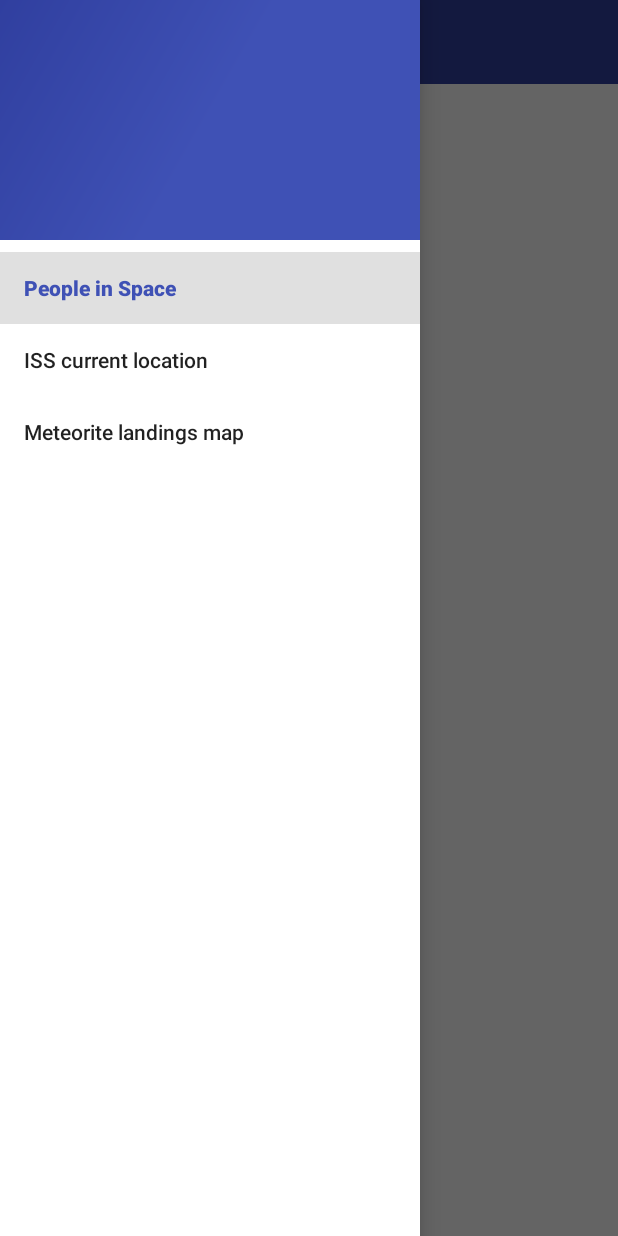
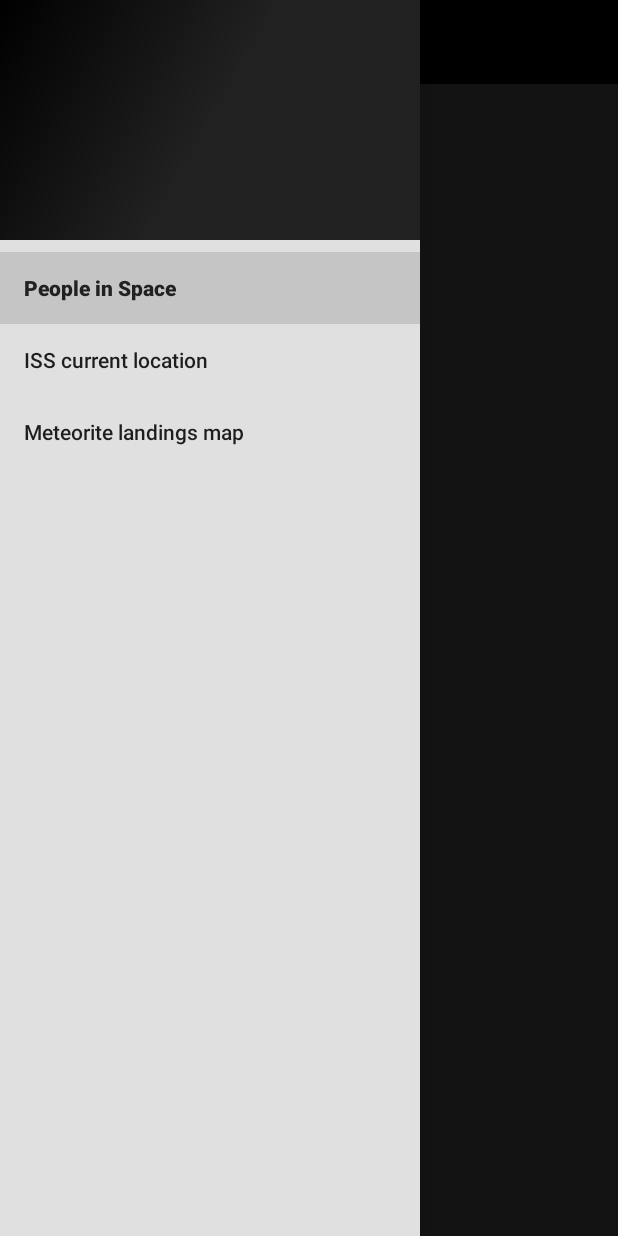
Before and after one commit to AntonZubchenok/Pulsar, an Android app: the screen it shows after launch (MainActivity), with the side drawer open, on a phone screen of 412 x 824 dp. Run offline under Robolectric (Android 15) with nearby library versions, the phone set to English and light mode, and no system bars; our stand-ins replace ButterKnife.

Commit message:
Colors changed

```diff
--- a/app/src/main/res/layout/activity_main.xml
+++ b/app/src/main/res/layout/activity_main.xml
@@ -8,6 +8,7 @@
 
     <!-- Этот LinearLayout отображает содержимое экрана -->
     <LinearLayout
+        android:background="@color/background"
         android:layout_width="match_parent"
         android:layout_height="match_parent"
         android:orientation="vertical">
@@ -31,7 +32,7 @@
         android:layout_width="wrap_content"
         android:layout_height="match_parent"
         android:layout_gravity="start"
-        android:background="@android:color/white"
+        android:background="@color/navDrawerBackground"
         app:headerLayout="@layout/nav_header"
         app:menu="@menu/drawer_menu" />
 </android.support.v4.widget.DrawerLayout>
--- a/app/src/main/res/values/colors.xml
+++ b/app/src/main/res/values/colors.xml
@@ -1,6 +1,8 @@
 <?xml version="1.0" encoding="utf-8"?>
 <resources>
-    <color name="colorPrimary">#3F51B5</color>
-    <color name="colorPrimaryDark">#303F9F</color>
-    <color name="colorAccent">#FF4081</color>
+    <color name="colorPrimary">#212121</color>
+    <color name="colorPrimaryDark">#000000</color>
+    <color name="colorAccent">#B2FF59</color>
+    <color name="background">#303030</color>
+    <color name="navDrawerBackground">#E0E0E0</color>
 </resources>
```
